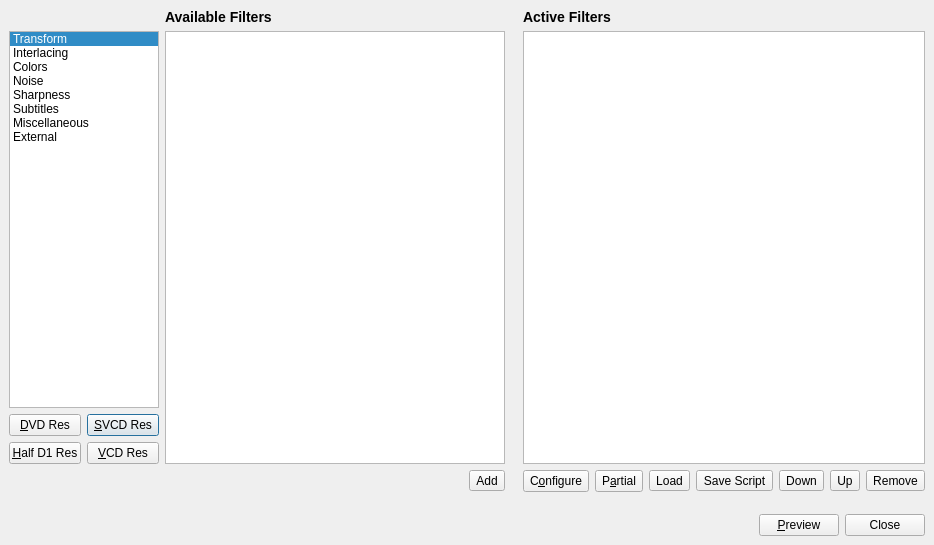
This is branches/avidemux_2.5_branch_gruntster/avidemux/ADM_userInterfaces/ADM_QT4/ADM_filters/mainfilter.ui in BackupTheBerlios/avidemux-svn as Qt 5 draws it before an edit. The edited form follows.
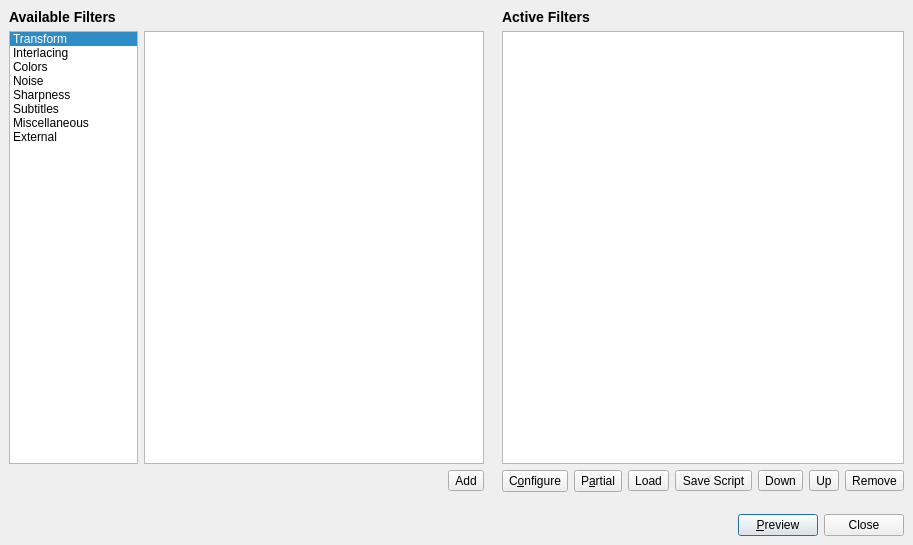
This is the edited form. Icons and pictures are not drawn.

Patch:
```diff
--- a/branches/avidemux_2.5_branch_gruntster/avidemux/ADM_userInterfaces/ADM_QT4/ADM_filters/mainfilter.ui
+++ b/branches/avidemux_2.5_branch_gruntster/avidemux/ADM_userInterfaces/ADM_QT4/ADM_filters/mainfilter.ui
@@ -33,112 +33,6 @@
      <property name="spacing" >
       <number>6</number>
      </property>
-     <item row="4" column="0" colspan="2" >
-      <layout class="QGridLayout" >
-       <property name="margin" >
-        <number>0</number>
-       </property>
-       <property name="spacing" >
-        <number>6</number>
-       </property>
-       <item row="0" column="1" >
-        <widget class="QPushButton" name="pushButtonSVCD" >
-         <property name="sizePolicy" >
-          <sizepolicy>
-           <hsizetype>5</hsizetype>
-           <vsizetype>0</vsizetype>
-           <horstretch>0</horstretch>
-           <verstretch>0</verstretch>
-          </sizepolicy>
-         </property>
-         <property name="minimumSize" >
-          <size>
-           <width>72</width>
-           <height>0</height>
-          </size>
-         </property>
-         <property name="text" >
-          <string>&amp;SVCD Res</string>
-         </property>
-         <property name="icon" >
-          <iconset resource="filter.qrc" >:/new/prefix1/icons/cd.png</iconset>
-         </property>
-        </widget>
-       </item>
-       <item row="1" column="1" >
-        <widget class="QPushButton" name="pushButtonVCD" >
-         <property name="sizePolicy" >
-          <sizepolicy>
-           <hsizetype>5</hsizetype>
-           <vsizetype>5</vsizetype>
-           <horstretch>0</horstretch>
-           <verstretch>0</verstretch>
-          </sizepolicy>
-         </property>
-         <property name="minimumSize" >
-          <size>
-           <width>72</width>
-           <height>0</height>
-          </size>
-         </property>
-         <property name="text" >
-          <string>&amp;VCD Res</string>
-         </property>
-         <property name="icon" >
-          <iconset resource="filter.qrc" >:/new/prefix1/icons/cd.png</iconset>
-         </property>
-        </widget>
-       </item>
-       <item row="1" column="0" >
-        <widget class="QPushButton" name="pushButtonHalfDVD" >
-         <property name="sizePolicy" >
-          <sizepolicy>
-           <hsizetype>5</hsizetype>
-           <vsizetype>0</vsizetype>
-           <horstretch>0</horstretch>
-           <verstretch>0</verstretch>
-          </sizepolicy>
-         </property>
-         <property name="minimumSize" >
-          <size>
-           <width>72</width>
-           <height>0</height>
-          </size>
-         </property>
-         <property name="text" >
-          <string>&amp;Half D1 Res</string>
-         </property>
-         <property name="icon" >
-          <iconset resource="filter.qrc" >:/new/prefix1/icons/cd.png</iconset>
-         </property>
-        </widget>
-       </item>
-       <item row="0" column="0" >
-        <widget class="QPushButton" name="pushButtonDVD" >
-         <property name="sizePolicy" >
-          <sizepolicy>
-           <hsizetype>5</hsizetype>
-           <vsizetype>0</vsizetype>
-           <horstretch>0</horstretch>
-           <verstretch>0</verstretch>
-          </sizepolicy>
-         </property>
-         <property name="minimumSize" >
-          <size>
-           <width>72</width>
-           <height>0</height>
-          </size>
-         </property>
-         <property name="text" >
-          <string>&amp;DVD Res</string>
-         </property>
-         <property name="icon" >
-          <iconset resource="filter.qrc" >:/new/prefix1/icons/cd.png</iconset>
-         </property>
-        </widget>
-       </item>
-      </layout>
-     </item>
      <item rowspan="4" row="1" column="2" colspan="2" >
       <widget class="QListWidget" name="listWidgetAvailable" >
        <property name="sizePolicy" >
@@ -160,106 +54,6 @@
        </property>
       </widget>
      </item>
-     <item rowspan="3" row="1" column="0" colspan="2" >
-      <widget class="QListWidget" name="listFilterCategory" >
-       <property name="sizePolicy" >
-        <sizepolicy>
-         <hsizetype>0</hsizetype>
-         <vsizetype>7</vsizetype>
-         <horstretch>0</horstretch>
-         <verstretch>0</verstretch>
-        </sizepolicy>
-       </property>
-       <property name="minimumSize" >
-        <size>
-         <width>100</width>
-         <height>340</height>
-        </size>
-       </property>
-       <property name="selectionBehavior" >
-        <enum>QAbstractItemView::SelectRows</enum>
-       </property>
-       <property name="iconSize" >
-        <size>
-         <width>24</width>
-         <height>24</height>
-        </size>
-       </property>
-       <property name="resizeMode" >
-        <enum>QListView::Adjust</enum>
-       </property>
-       <property name="spacing" >
-        <number>3</number>
-       </property>
-       <property name="currentRow" >
-        <number>0</number>
-       </property>
-       <item>
-        <property name="text" >
-         <string>Transform</string>
-        </property>
-        <property name="icon" >
-         <iconset resource="filter.qrc" >:/new/prefix1/icons/1.png</iconset>
-        </property>
-       </item>
-       <item>
-        <property name="text" >
-         <string>Interlacing</string>
-        </property>
-        <property name="icon" >
-         <iconset resource="filter.qrc" >:/new/prefix1/icons/2.png</iconset>
-        </property>
-       </item>
-       <item>
-        <property name="text" >
-         <string>Colors</string>
-        </property>
-        <property name="icon" >
-         <iconset resource="filter.qrc" >:/new/prefix1/icons/4.png</iconset>
-        </property>
-       </item>
-       <item>
-        <property name="text" >
-         <string>Noise</string>
-        </property>
-        <property name="icon" >
-         <iconset resource="filter.qrc" >:/new/prefix1/icons/5.png</iconset>
-        </property>
-       </item>
-       <item>
-        <property name="text" >
-         <string>Sharpness</string>
-        </property>
-        <property name="icon" >
-         <iconset resource="filter.qrc" >:/new/prefix1/icons/3.png</iconset>
-        </property>
-       </item>
-       <item>
-        <property name="text" >
-         <string>Subtitles</string>
-        </property>
-        <property name="icon" >
-         <iconset resource="filter.qrc" >:/new/prefix1/icons/7.png</iconset>
-        </property>
-       </item>
-       <item>
-        <property name="text" >
-         <string>Miscellaneous</string>
-        </property>
-        <property name="icon" >
-         <iconset resource="filter.qrc" >:/new/prefix1/icons/6.png</iconset>
-        </property>
-       </item>
-       <item>
-        <property name="text" >
-         <string>External</string>
-        </property>
-        <property name="icon" >
-         <iconset resource="filter.qrc" >:/new/prefix1/icons/exec.png</iconset>
-        </property>
-       </item>
-      </widget>
-     </item>
      <item row="1" column="4" >
       <spacer>
        <property name="orientation" >
@@ -469,16 +263,108 @@
        </item>
       </layout>
      </item>
-     <item row="0" column="2" >
-      <widget class="QLabel" name="label" >
+     <item rowspan="4" row="1" column="0" colspan="2" >
+      <widget class="QListWidget" name="listFilterCategory" >
        <property name="sizePolicy" >
         <sizepolicy>
-         <hsizetype>5</hsizetype>
-         <vsizetype>4</vsizetype>
+         <hsizetype>0</hsizetype>
+         <vsizetype>7</vsizetype>
          <horstretch>0</horstretch>
          <verstretch>0</verstretch>
         </sizepolicy>
        </property>
+       <property name="minimumSize" >
+        <size>
+         <width>100</width>
+         <height>340</height>
+        </size>
+       </property>
+       <property name="selectionBehavior" >
+        <enum>QAbstractItemView::SelectRows</enum>
+       </property>
+       <property name="iconSize" >
+        <size>
+         <width>24</width>
+         <height>24</height>
+        </size>
+       </property>
+       <property name="resizeMode" >
+        <enum>QListView::Adjust</enum>
+       </property>
+       <property name="spacing" >
+        <number>3</number>
+       </property>
+       <property name="currentRow" >
+        <number>0</number>
+       </property>
+       <item>
+        <property name="text" >
+         <string>Transform</string>
+        </property>
+        <property name="icon" >
+         <iconset resource="filter.qrc" >:/new/prefix1/icons/1.png</iconset>
+        </property>
+       </item>
+       <item>
+        <property name="text" >
+         <string>Interlacing</string>
+        </property>
+        <property name="icon" >
+         <iconset resource="filter.qrc" >:/new/prefix1/icons/2.png</iconset>
+        </property>
+       </item>
+       <item>
+        <property name="text" >
+         <string>Colors</string>
+        </property>
+        <property name="icon" >
+         <iconset resource="filter.qrc" >:/new/prefix1/icons/4.png</iconset>
+        </property>
+       </item>
+       <item>
+        <property name="text" >
+         <string>Noise</string>
+        </property>
+        <property name="icon" >
+         <iconset resource="filter.qrc" >:/new/prefix1/icons/5.png</iconset>
+        </property>
+       </item>
+       <item>
+        <property name="text" >
+         <string>Sharpness</string>
+        </property>
+        <property name="icon" >
+         <iconset resource="filter.qrc" >:/new/prefix1/icons/3.png</iconset>
+        </property>
+       </item>
+       <item>
+        <property name="text" >
+         <string>Subtitles</string>
+        </property>
+        <property name="icon" >
+         <iconset resource="filter.qrc" >:/new/prefix1/icons/7.png</iconset>
+        </property>
+       </item>
+       <item>
+        <property name="text" >
+         <string>Miscellaneous</string>
+        </property>
+        <property name="icon" >
+         <iconset resource="filter.qrc" >:/new/prefix1/icons/6.png</iconset>
+        </property>
+       </item>
+       <item>
+        <property name="text" >
+         <string>External</string>
+        </property>
+        <property name="icon" >
+         <iconset resource="filter.qrc" >:/new/prefix1/icons/exec.png</iconset>
+        </property>
+       </item>
+      </widget>
+     </item>
+     <item row="0" column="0" colspan="2" >
+      <widget class="QLabel" name="label_3" >
        <property name="text" >
         <string>&lt;big>&lt;b>Available Filters&lt;/b>&lt;/big></string>
        </property>
```
Left out of the diff: 4 changed lines with no effect on the pictures.
